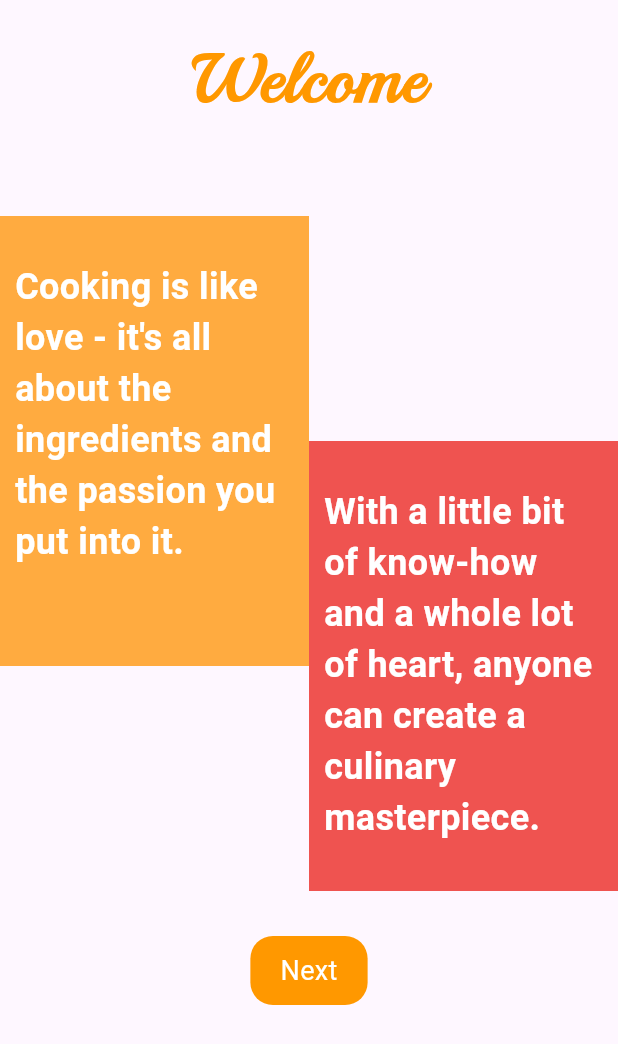
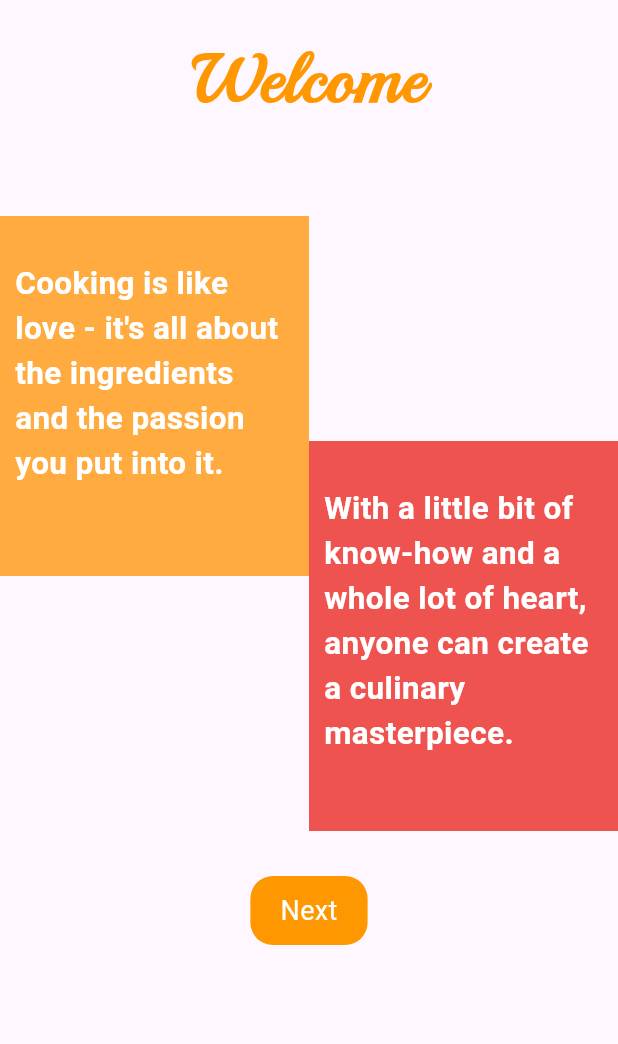
Before and after one commit to mowoka/food_receipe, a Flutter app: the screen it shows after launch, on a phone screen of 412 x 824 dp. Shown: the top 1044 px of the screen. Run offline on Flutter 3.47's test engine with Material 3 defaults, Android fonts, the phone set to English and light mode, and no system bars; our stand-ins replace animated_text_kit, get, get_storage, skeletonizer.

```diff
--- a/lib/features/onboard/presentation/routes/welcome.dart
+++ b/lib/features/onboard/presentation/routes/welcome.dart
@@ -39,13 +39,13 @@ class Welcome extends StatelessWidget {
                       width: MediaQuery.of(context).size.width * 0.5,
                       padding: const EdgeInsets.symmetric(
                           horizontal: 10, vertical: 30),
-                      height: 300,
+                      height: 240,
                       color: Colors.orangeAccent,
                       child: const Text(
                         "Cooking is like love - it's all about the ingredients and the passion you put into it.",
                         style: TextStyle(
                           color: Colors.white,
-                          fontSize: 24,
+                          fontSize: 21,
                           fontWeight: FontWeight.w600,
                         ),
                       ),
@@ -57,13 +57,13 @@ class Welcome extends StatelessWidget {
                       width: MediaQuery.of(context).size.width * 0.5,
                       padding: const EdgeInsets.symmetric(
                           horizontal: 10, vertical: 30),
-                      height: 300,
+                      height: 260,
                       color: Colors.red.shade400,
                       child: const Text(
                         "With a little bit of know-how and a whole lot of heart, anyone can create a culinary masterpiece.",
                         style: TextStyle(
                           color: Colors.white,
-                          fontSize: 24,
+                          fontSize: 21,
                           fontWeight: FontWeight.w600,
                         ),
                       ),
--- a/lib/features/profile/data/repositories/profile_repository_impl.dart
+++ b/lib/features/profile/data/repositories/profile_repository_impl.dart
@@ -15,4 +15,9 @@ class ProfileRepositoryImpl implements ProfileRepository {
   User getUser() {
     return storageUser.get();
   }
+
+  @override
+  void deleteUser() {
+    storageUser.clear();
+  }
 }
--- a/lib/features/profile/domain/repositories/profile_repository.dart
+++ b/lib/features/profile/domain/repositories/profile_repository.dart
@@ -2,4 +2,5 @@ import 'package:food_recipe/core/domain/entities/user.dart';
 
 abstract class ProfileRepository {
   User getUser();
+  void deleteUser();
 }
```
Also changed, not shown: lib/features/profile/domain/usecases/storage_delete_user.dart (added, +11 -0 lines), lib/features/profile/presentation/controllers/profile_controller.dart (+7 -0 lines), lib/features/profile/presentation/routes/profile.dart (+22 -3 lines), lib/features/profile/presentation/widgets/profile_header.dart (+3 -8 lines), assets/icons/user.png (added).
